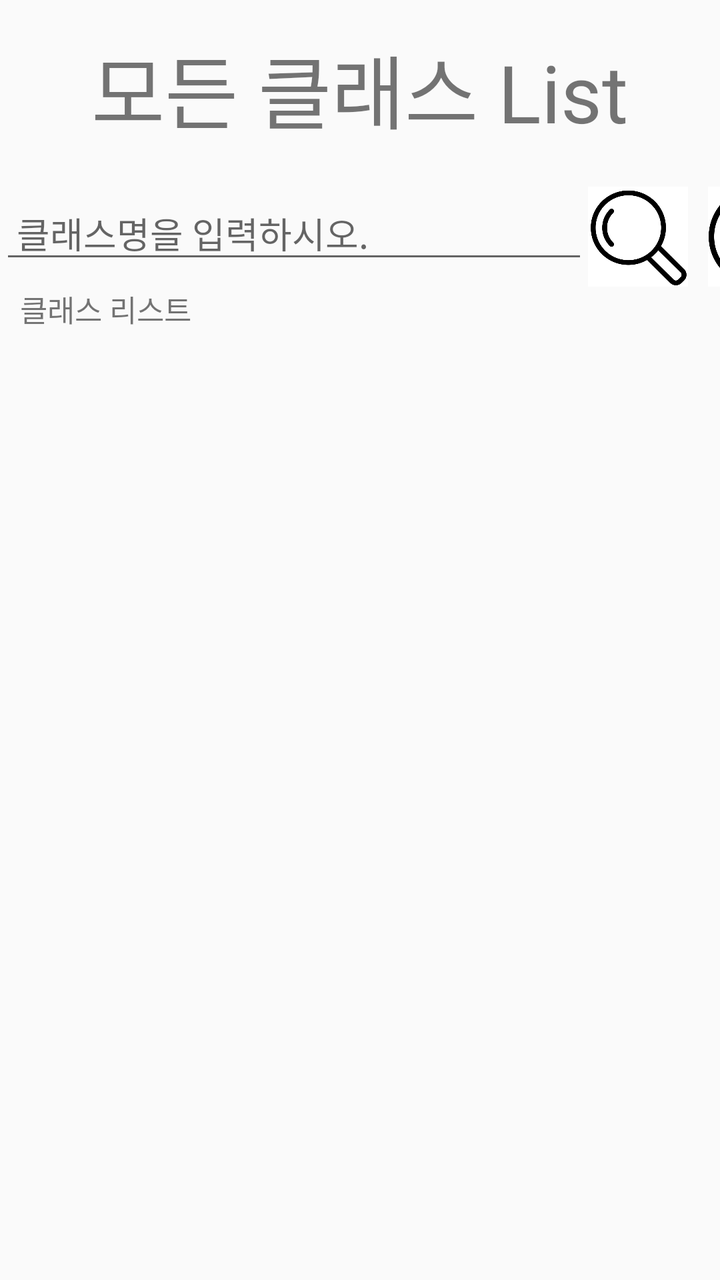
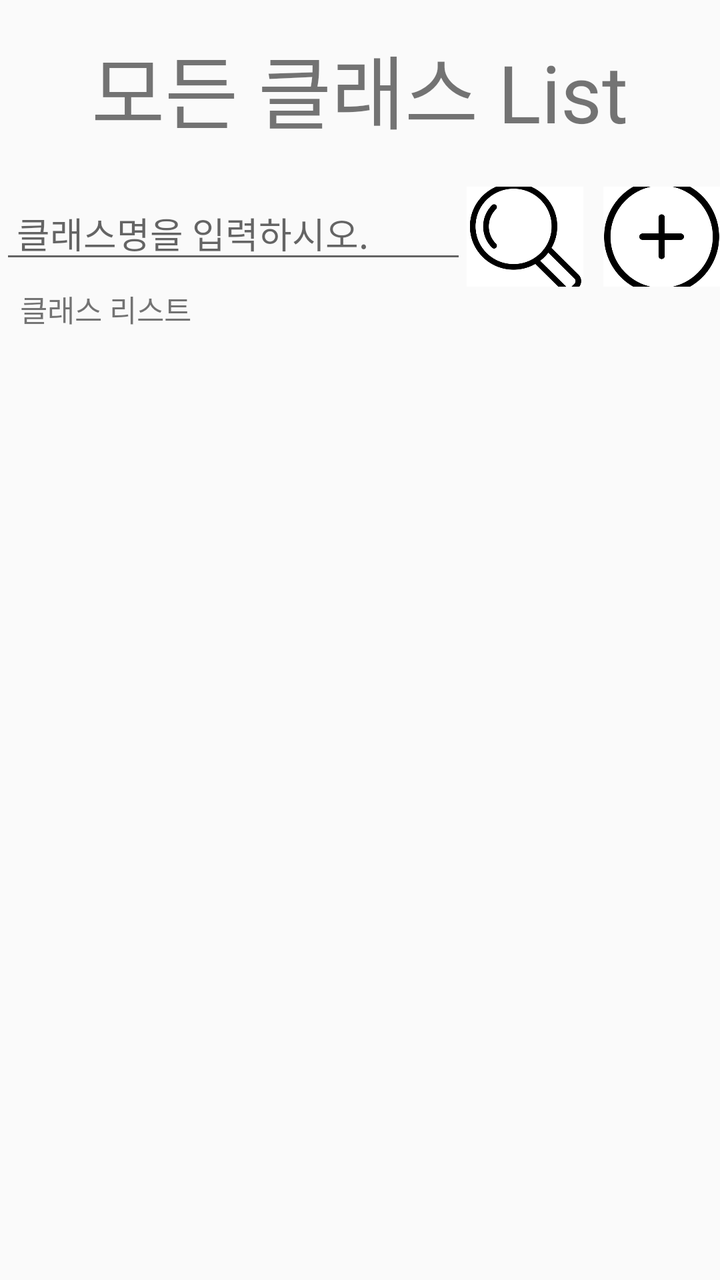

Screens rendered from an Android XML layout before and after an edit, with the pre-edit source and the edit as a unified diff.
<!-- AndroidManifest.xml: application theme AppTheme -->
<!-- res/layout/activity_whole_class_list.xml -->
<?xml version="1.0" encoding="utf-8"?>
<LinearLayout xmlns:android="http://schemas.android.com/apk/res/android"
    xmlns:app="http://schemas.android.com/apk/res-auto"
    xmlns:tools="http://schemas.android.com/tools"
    android:layout_width="match_parent"
    android:layout_height="match_parent"
    tools:context=".whole_class_list"
    android:orientation="vertical">

    <TextView
        android:layout_marginTop="15dp"
        android:layout_width="wrap_content"
        android:layout_height="wrap_content"
        android:layout_gravity="center_horizontal"
        android:text="모든 클래스 List"
        android:textSize="40dp"/>

    <LinearLayout
        android:layout_marginTop="20dp"
        android:layout_width="match_parent"
        android:layout_height="wrap_content">
        <EditText
            android:id="@+id/fClassname"
            android:layout_width="wrap_content"
            android:layout_height="wrap_content"
            android:ems="14"
            android:hint=" 클래스명을 입력하시오."/>
        <ImageButton
            android:id="@+id/findClass"
            android:layout_width="50dp"
            android:layout_height="50dp"
            android:padding="0sp"
            android:scaleType="centerCrop"
            android:src="@drawable/search"/>
        <ImageButton
            android:id="@+id/addClass"
            android:layout_marginLeft="10dp"
            android:layout_width="50dp"
            android:layout_height="50dp"
            android:padding="0sp"
            android:scaleType="centerCrop"
            android:src="@drawable/add"/>
    </LinearLayout>
    <TextView
        android:layout_width="match_parent"
        android:layout_height="wrap_content"
        android:layout_marginLeft="10dp"
        android:text="클래스 리스트"
        android:textSize="15dp"/>
    <LinearLayout
        android:layout_width="wrap_content"
        android:layout_height="wrap_content"
        android:orientation="vertical">
        <ListView
            android:id="@+id/wholeClass"
            android:layout_width="wrap_content"
            android:layout_height="wrap_content">
        </ListView>
    </LinearLayout>
</LinearLayout>
<!-- resources referenced by this layout -->
<resources>
  <!-- drawable add: png bitmap (drawable, 28384 bytes) -->
  <!-- drawable search: png bitmap (drawable, 29604 bytes) -->
  <style name="AppTheme" parent="Theme.AppCompat.Light.DarkActionBar">
          
          <item name="colorPrimary">@color/colorPrimary</item>
          <item name="colorPrimaryDark">@color/colorPrimaryDark</item>
          <item name="colorAccent">@color/colorAccent</item>
      </style>
  <color name="colorPrimary">#A4A28D</color>
  <color name="colorPrimaryDark">#FFFFFF</color>
  <color name="colorAccent">#03DAC5</color>
</resources>

<!-- the commit's change to res/layout/activity_whole_class_list.xml (unified diff, before → after) -->
@@ -18,27 +18,31 @@
     <LinearLayout
         android:layout_marginTop="20dp"
         android:layout_width="match_parent"
-        android:layout_height="wrap_content">
+        android:layout_height="wrap_content"
+        android:weightSum="3">
         <EditText
             android:id="@+id/fClassname"
-            android:layout_width="wrap_content"
+            android:layout_width="0dp"
             android:layout_height="wrap_content"
+            android:layout_weight="2"
             android:ems="14"
             android:hint=" 클래스명을 입력하시오."/>
         <ImageButton
             android:id="@+id/findClass"
-            android:layout_width="50dp"
+            android:layout_width="0dp"
             android:layout_height="50dp"
             android:padding="0sp"
             android:scaleType="centerCrop"
+            android:layout_weight="0.5"
             android:src="@drawable/search"/>
         <ImageButton
             android:id="@+id/addClass"
             android:layout_marginLeft="10dp"
-            android:layout_width="50dp"
+            android:layout_width="0dp"
             android:layout_height="50dp"
             android:padding="0sp"
             android:scaleType="centerCrop"
+            android:layout_weight="0.5"
             android:src="@drawable/add"/>
     </LinearLayout>
     <TextView
